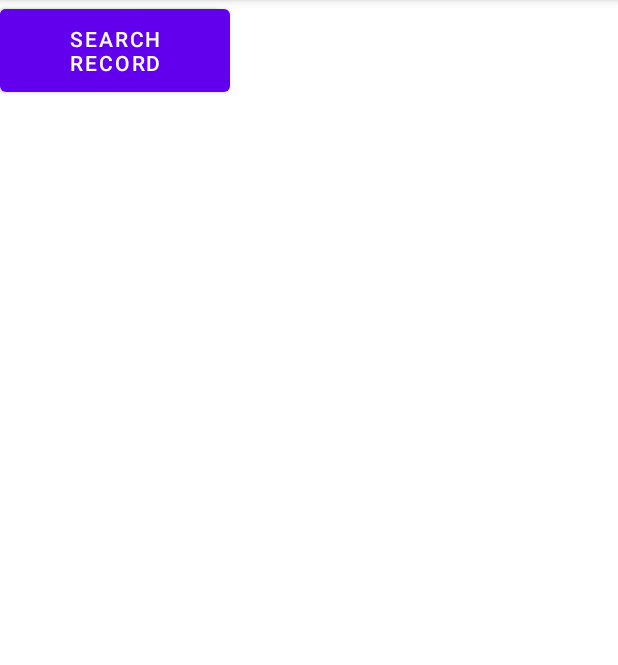
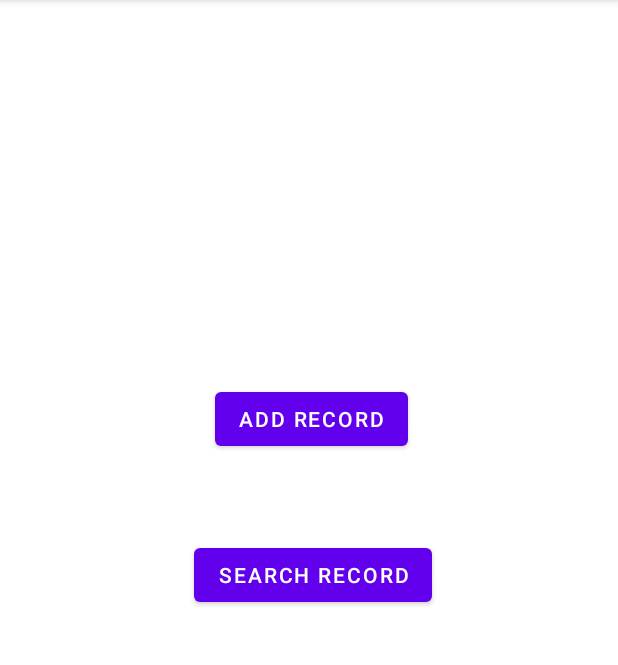
Before and after one commit to khanhamza0300/sp20-bse-021, an Android app: the fragment LeftFragment shown on its own in the app's theme, on a phone screen of 412 x 824 dp, the part 84-749 px from its top. Run offline under Robolectric (Android 15) with nearby library versions, the phone set to English and light mode, and no system bars; 1 statement that could not run was skipped.

Commit message:
New Project SP20-BSE-021 ggfd

```diff
--- a/app/src/main/java/com/example/programaticfragmentexample/LeftFragment.java
+++ b/app/src/main/java/com/example/programaticfragmentexample/LeftFragment.java
@@ -32,11 +32,12 @@ public class LeftFragment extends Fragment {
         LeftFragment fragment = new LeftFragment();
         return fragment;
     }
-
+private Communication com;
     @Override
     public void onAttach(@NonNull Context context) {
         super.onAttach(context);
         //assign comm interface
+        com=(Communication) context;
     }
 
     @Override
@@ -52,21 +53,26 @@ public class LeftFragment extends Fragment {
     public void onViewCreated(@NonNull View view, @Nullable Bundle savedInstanceState) {
         super.onViewCreated(view, savedInstanceState);
 
-//        button1 = view.findViewById(R.id.button1);
-        button2 = view.findViewById(R.id.button2);
+        button1 = view.findViewById(R.id.add);
+//        button2 = view.findViewById(R.id.button2);
 
-//        button1.setOnClickListener(new View.OnClickListener() {
+        button1.setOnClickListener(new View.OnClickListener() {
+            @Override
+            public void onClick(View v) {
+            com.addRecord();
+            }
+
+        });
+
+//        button2.setOnClickListener(new View.OnClickListener() {
 //            @Override
 //            public void onClick(View v) {
-//                sharedViewModel.setValue("Message from button 1");
+//                sharedViewModel.setValue("Message from button 2");
 //            }
 //        });
+    }
 
-        button2.setOnClickListener(new View.OnClickListener() {
-            @Override
-            public void onClick(View v) {
-                sharedViewModel.setValue("Message from button 2");
-            }
-        });
+    interface Communication{
+        public void addRecord();
     }
 }
--- a/app/src/main/java/com/example/programaticfragmentexample/addrecord.java
+++ b/app/src/main/java/com/example/programaticfragmentexample/addrecord.java
@@ -15,6 +15,11 @@ import android.view.ViewGroup;
  */
 public class addrecord extends Fragment {
 
+
+    public static addrecord newInstance() {
+        addrecord fragment = new addrecord();
+        return fragment;
+    }
     // TODO: Rename parameter arguments, choose names that match
     // the fragment initialization parameters, e.g. ARG_ITEM_NUMBER
     private static final String ARG_PARAM1 = "param1";
--- a/app/src/main/res/layout-land/activity_main.xml
+++ b/app/src/main/res/layout-land/activity_main.xml
@@ -11,7 +11,7 @@
         android:id="@+id/frameLayout1"
         android:layout_width="0dp"
         android:layout_height="match_parent"
-        android:layout_weight="25">
+        android:layout_weight="50">
 
     </FrameLayout>
 
@@ -19,7 +19,7 @@
         android:id="@+id/frameLayout2"
         android:layout_width="0dp"
         android:layout_height="match_parent"
-        android:layout_weight="75">
+        android:layout_weight="50">
 
     </FrameLayout>
 </LinearLayout>
--- a/app/src/main/res/layout/fragment_left.xml
+++ b/app/src/main/res/layout/fragment_left.xml
@@ -1,5 +1,6 @@
 <?xml version="1.0" encoding="utf-8"?>
 <androidx.constraintlayout.widget.ConstraintLayout xmlns:android="http://schemas.android.com/apk/res/android"
+    xmlns:app="http://schemas.android.com/apk/res-auto"
     xmlns:tools="http://schemas.android.com/tools"
     android:layout_width="match_parent"
     android:layout_height="match_parent"
@@ -7,18 +8,23 @@
     tools:context=".LeftFragment">
 
     <Button
-        android:id="@+id/button"
-        android:layout_width="146dp"
-        android:layout_height="61dp"
+        android:id="@+id/add"
+        android:layout_width="wrap_content"
+        android:layout_height="wrap_content"
+        android:layout_marginEnd="16dp"
+        android:layout_marginBottom="56dp"
         android:text="Add Record"
-        tools:layout_editor_absoluteX="132dp"
-        tools:layout_editor_absoluteY="120dp" />
+        app:layout_constraintBottom_toTopOf="@+id/button6"
+        app:layout_constraintEnd_toEndOf="@+id/button6" />
 
     <Button
-        android:id="@+id/button2"
-        android:layout_width="153dp"
-        android:layout_height="67dp"
+        android:id="@+id/button6"
+        android:layout_width="wrap_content"
+        android:layout_height="wrap_content"
+        android:layout_marginEnd="124dp"
         android:text="Search Record"
-        tools:layout_editor_absoluteX="132dp"
-        tools:layout_editor_absoluteY="192dp" />
+        app:layout_constraintBottom_toBottomOf="parent"
+        app:layout_constraintEnd_toEndOf="parent"
+        app:layout_constraintTop_toTopOf="parent"
+        app:layout_constraintVertical_bias="0.499" />
 </androidx.constraintlayout.widget.ConstraintLayout>
```
Also changed, not shown: app/src/main/java/com/example/programaticfragmentexample/MainActivity.java (+9 -1 lines), app/src/main/res/layout/fragment_addrecord.xml (+17 -10 lines).
